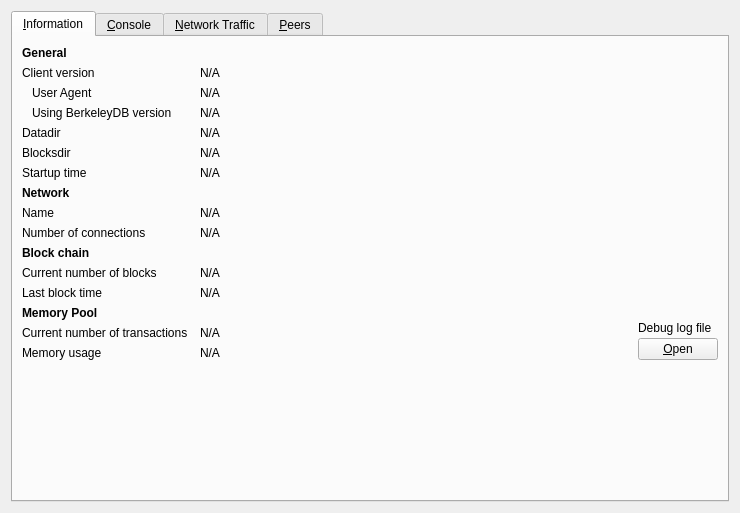
The window that src/qt/forms/debugwindow.ui (THETCR/core) describes before a commit, drawn with Qt 5.
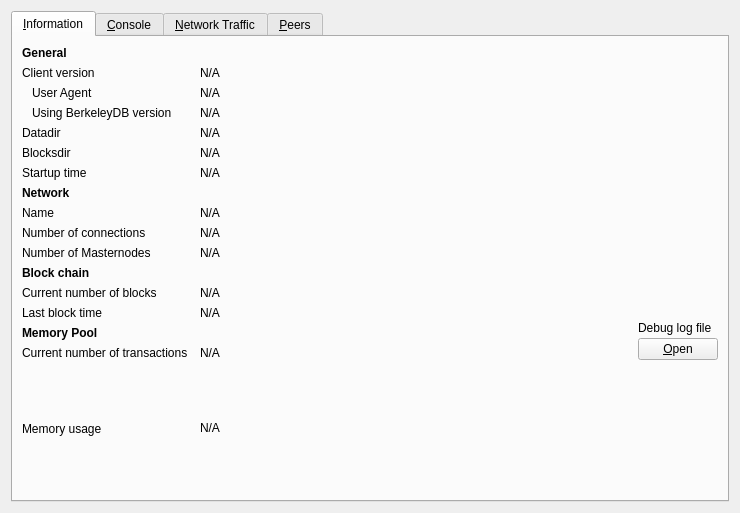
The same window after the commit. The open tabs and pages were chosen to show the change. Icons and pictures are not drawn. Custom widgets are drawn as their Qt base class.

Commit message: [QT] Masternodes

```diff
--- a/src/qt/forms/debugwindow.ui
+++ b/src/qt/forms/debugwindow.ui
@@ -256,6 +256,29 @@
         </widget>
        </item>
        <item row="10" column="0">
+        <widget class="QLabel" name="masternodeCountLabel">
+         <property name="text">
+          <string>Number of Masternodes</string>
+         </property>
+        </widget>
+       </item>
+       <item row="10" column="1">
+        <widget class="QLabel" name="masternodeCount">
+         <property name="cursor">
+          <cursorShape>IBeamCursor</cursorShape>
+         </property>
+         <property name="text">
+          <string>N/A</string>
+         </property>
+         <property name="textFormat">
+          <enum>Qt::PlainText</enum>
+         </property>
+         <property name="textInteractionFlags">
+          <set>Qt::LinksAccessibleByMouse|Qt::TextSelectableByKeyboard|Qt::TextSelectableByMouse</set>
+         </property>
+        </widget>
+       </item>
+       <item row="11" column="0">
         <widget class="QLabel" name="label_10">
          <property name="font">
           <font>
@@ -268,14 +291,14 @@
          </property>
         </widget>
        </item>
-       <item row="11" column="0">
+       <item row="12" column="0">
         <widget class="QLabel" name="label_3">
          <property name="text">
           <string>Current number of blocks</string>
          </property>
         </widget>
        </item>
-       <item row="11" column="1" colspan="2">
+       <item row="12" column="1" colspan="2">
         <widget class="QLabel" name="numberOfBlocks">
          <property name="cursor">
           <cursorShape>IBeamCursor</cursorShape>
@@ -291,14 +314,14 @@
          </property>
         </widget>
        </item>
-       <item row="12" column="0">
+       <item row="13" column="0">
         <widget class="QLabel" name="labelLastBlockTime">
          <property name="text">
           <string>Last block time</string>
          </property>
         </widget>
        </item>
-       <item row="12" column="1" colspan="2">
+       <item row="13" column="1" colspan="2">
         <widget class="QLabel" name="lastBlockTime">
          <property name="cursor">
           <cursorShape>IBeamCursor</cursorShape>
@@ -314,7 +337,7 @@
          </property>
         </widget>
        </item>
-       <item row="13" column="0">
+       <item row="14" column="0">
         <widget class="QLabel" name="labelMempoolTitle">
          <property name="font">
           <font>
@@ -327,14 +350,14 @@
          </property>
         </widget>
        </item>
-       <item row="14" column="0">
+       <item row="15" column="0">
         <widget class="QLabel" name="labelNumberOfTransactions">
          <property name="text">
           <string>Current number of transactions</string>
          </property>
         </widget>
        </item>
-       <item row="14" column="1">
+       <item row="15" column="1">
         <widget class="QLabel" name="mempoolNumberTxs">
          <property name="cursor">
           <cursorShape>IBeamCursor</cursorShape>
@@ -350,14 +373,14 @@
          </property>
         </widget>
        </item>
-       <item row="15" column="0">
+       <item row="16" column="0">
         <widget class="QLabel" name="labelMemoryUsage">
          <property name="text">
           <string>Memory usage</string>
          </property>
         </widget>
        </item>
-       <item row="15" column="1">
+       <item row="16" column="1">
         <widget class="QLabel" name="mempoolSize">
          <property name="cursor">
           <cursorShape>IBeamCursor</cursorShape>
```
